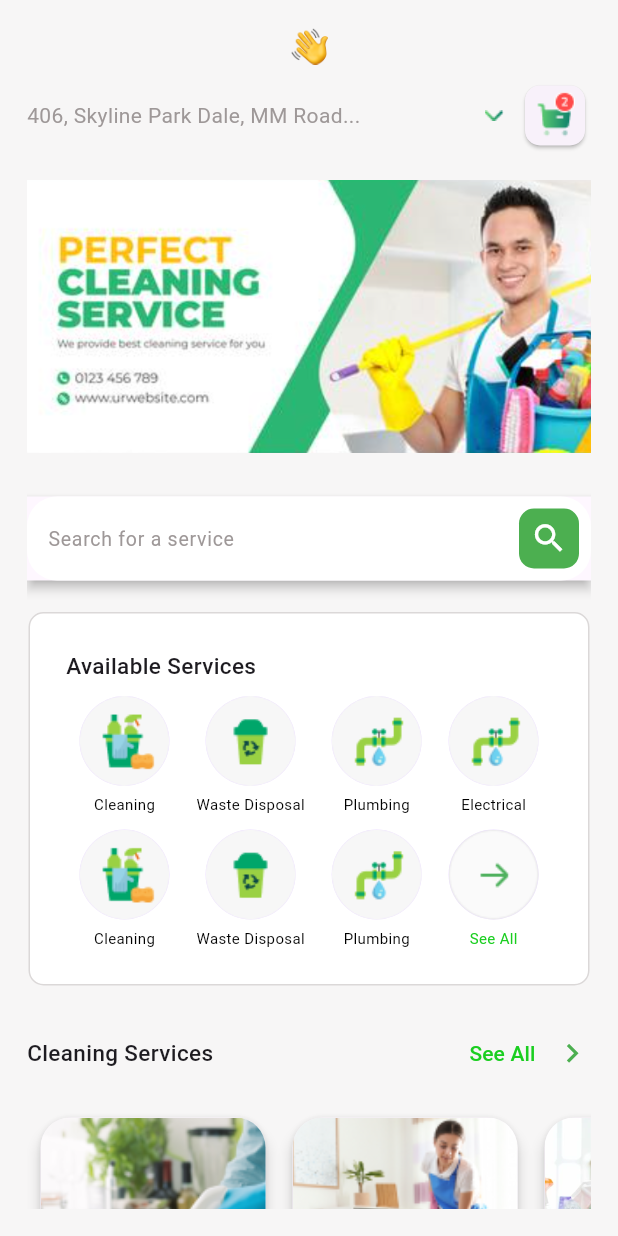
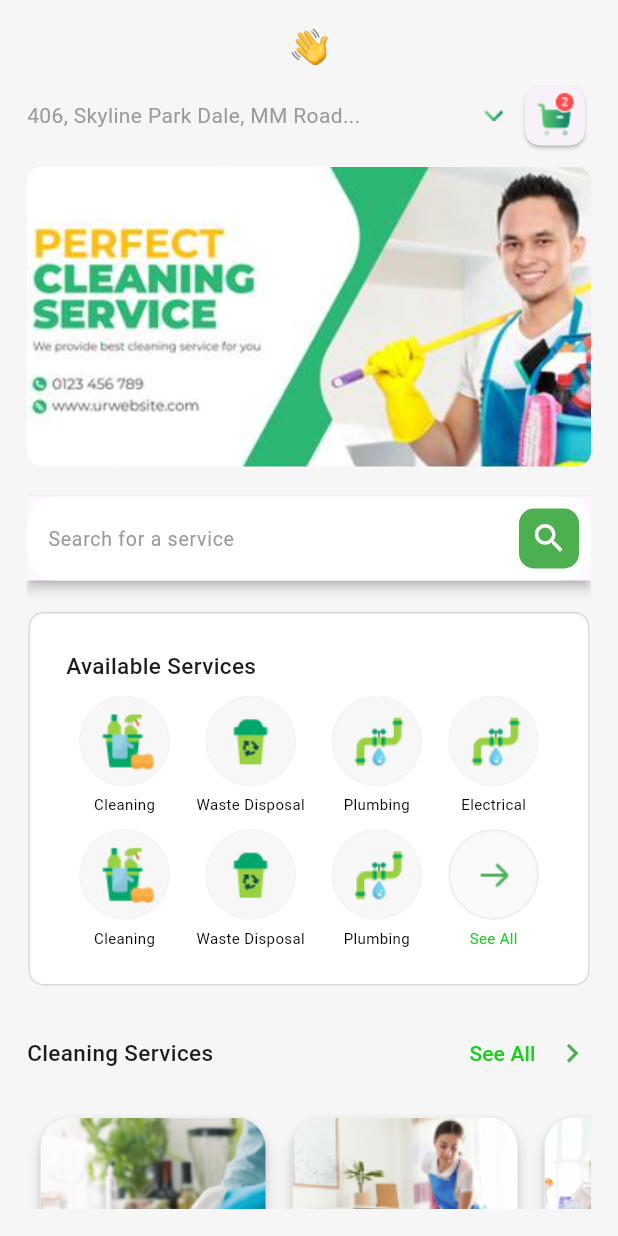
Before and after one commit to jincykp/DustAway, a Flutter app: the UserhomeScreen screen opened directly, on a phone screen of 412 x 824 dp. Run offline on Flutter 3.47's test engine with Material 3 defaults, Android fonts, the light colour scheme and no system bars; our stand-ins replace cloud_firestore, firebase_auth, firebase_core, get, google_sign_in; accounts and stored records are empty.

Commit message:
Refined UI for better aesthetics and consistency

```diff
--- a/lib/views/userhome_screen.dart
+++ b/lib/views/userhome_screen.dart
@@ -57,13 +57,14 @@ class UserhomeScreen extends StatelessWidget {
                 SizedBox(
                   height: 10,
                 ),
-                Container(
-                  decoration:
-                      BoxDecoration(borderRadius: BorderRadius.circular(50)),
-                  width: screenWidth,
-                  height: 200,
-                  child:
-                      Image.asset('assets/images/perfectcleaningservice.png'),
+                ClipRRect(
+                  borderRadius: BorderRadius.circular(10),
+                  child: Image.asset(
+                    'assets/images/perfectcleaningservice.png',
+                    width: screenWidth,
+                    height: 200,
+                    fit: BoxFit.cover, // Adjust as needed
+                  ),
                 ),
                 SizedBox(
                   height: 20,
--- a/pubspec.yaml
+++ b/pubspec.yaml
@@ -39,10 +39,16 @@ dependencies:
   google_sign_in: ^6.2.2
   cloud_firestore: ^5.6.2
   get: ^4.6.6
+  flutter_launcher_icons: ^0.14.3
 
 dev_dependencies:
   flutter_test:
     sdk: flutter
+flutter_launcher_icons:
+  android: "launcher_icon"
+  ios: true
+  image_path: "assets/images/dustaway.png"
+  min_sdk_android: 21 # android min sdk min:16, default 21
 
   # The "flutter_lints" package below contains a set of recommended lints to
   # encourage good coding practices. The lint set provided by the package is
```
Also changed, not shown: assets/images/dustaway.png (added), pubspec.lock, 29 other files.
